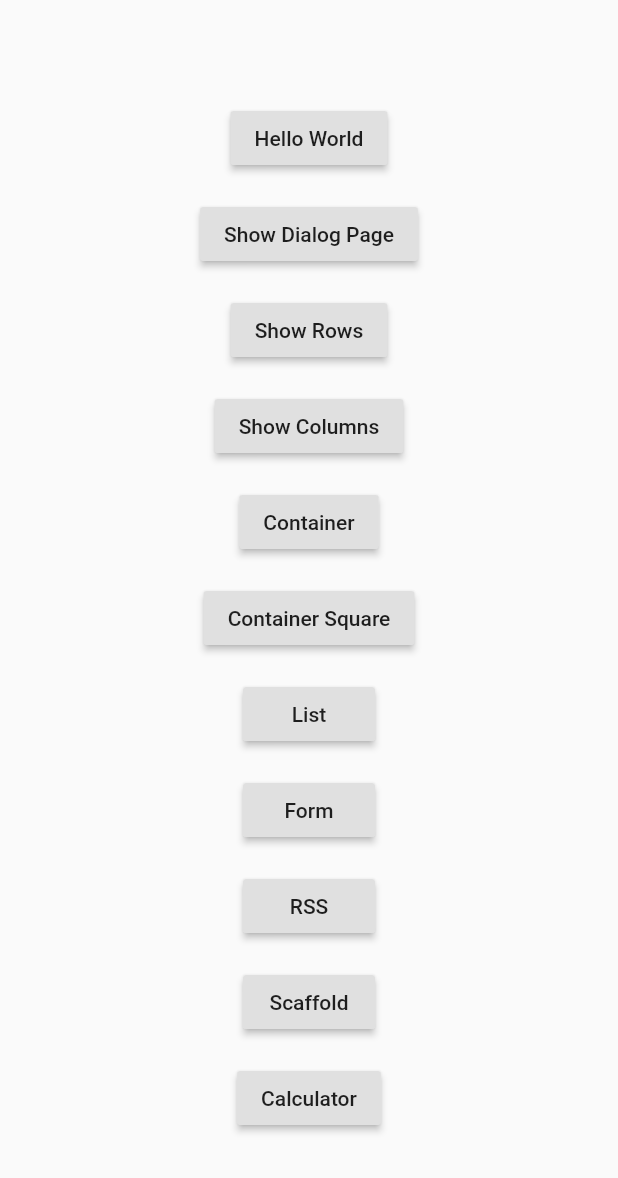
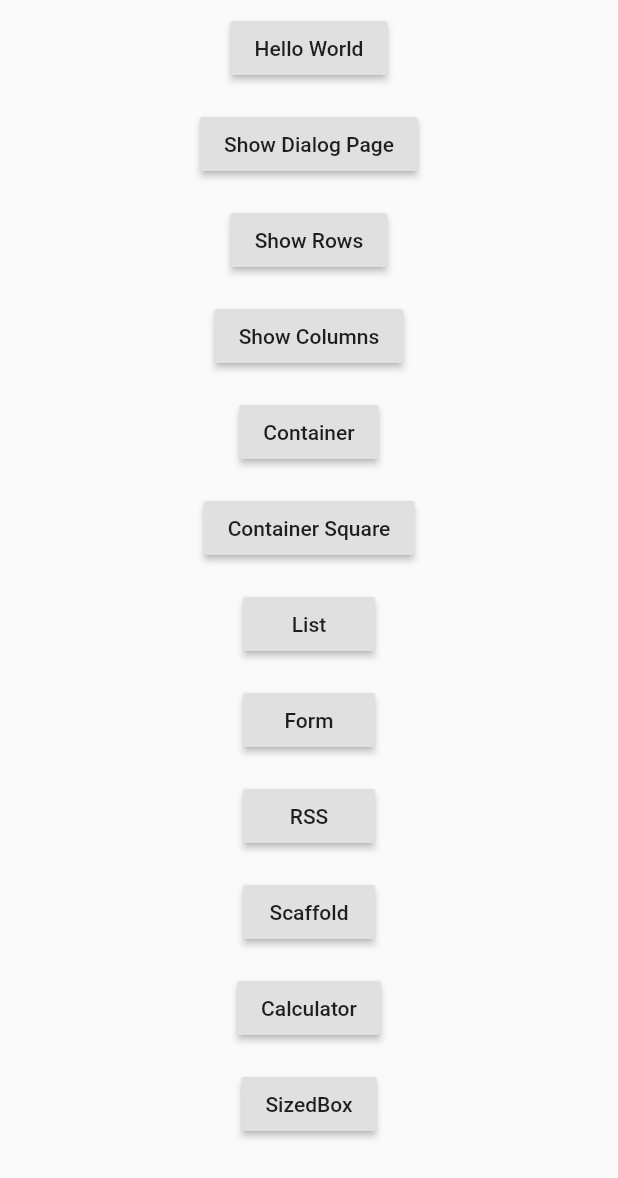
Before and after one commit to dodyg/practical-flutter, a Flutter app: the screen it shows after launch, on a phone screen of 412 x 824 dp. Shown: the top 1178 px of the screen. Run offline on Flutter 3.47's test engine with Material 2 defaults, Android fonts, the phone set to English and light mode, and no system bars; missing offline and left inert: feedparser.

Commit message:
Add sample of sizedBox

```diff
--- a/projects/ui/lib/main.dart
+++ b/projects/ui/lib/main.dart
@@ -7,6 +7,7 @@ import 'pages/container_page.dart';
 import 'pages/list_page.dart';
 import 'pages/scaffold_page.dart';
 import 'pages/form_page.dart';
+import 'pages/sized_box_page.dart';
 import 'apps/rss_app.dart';
 import 'apps/calculator_app.dart';
 
@@ -30,10 +31,11 @@ class HomeScreen extends StatelessWidget {
   @override
   Widget build(BuildContext context) {
     return new Scaffold(
-      body: new Column(
+      body: new ListView(children: [
+        new Column(
             mainAxisSize: MainAxisSize.max,
             mainAxisAlignment: MainAxisAlignment.center,
-          children: <Widget>[
+            children:[
               navigateTo(context, "Hello World", "/hello-world"),
               navigateTo(context, "Show Dialog Page", "/dialog/alert"),
               navigateTo(context, "Show Rows", "/layouts/rows/simple"),
@@ -46,6 +48,8 @@ class HomeScreen extends StatelessWidget {
               navigateTo(context, "RSS", "/apps/rss"),
               navigateTo(context, "Scaffold", "/layouts/scaffold/simple"),
               navigateTo(context, "Calculator", "/apps/calculator"),
+              navigateTo(context, "SizedBox", "/layouts/sized_box/simple")
+            ])
       ]),
     );
   }
@@ -61,6 +65,7 @@ var x = new MaterialApp(home: new HomeScreen(), routes: <String, WidgetBuilder>{
   '/layouts/list/simple': (context) => new ListPage(),
   '/layouts/scaffold/simple': (context) => new ScaffoldPage(),
   '/layouts/form/simple': (context) => new FormPage(),
+  '/layouts/sized_box/simple': (context) => new SizedBoxPage(),
   '/apps/rss': (context) => new RssApp(),
   '/apps/calculator': (context) => new CalculatorApp(),
 });
--- a/projects/ui/lib/pages/column_page.dart
+++ b/projects/ui/lib/pages/column_page.dart
@@ -1,8 +1,6 @@
 import 'package:flutter/material.dart';
 
-
-class ColumnPage extends StatelessWidget{
-
+class ColumnPage extends StatelessWidget {
   @override
   Widget build(BuildContext context) {
     return new Column(
```
Also changed, not shown: projects/ui/lib/pages/sized_box_page.dart (added, +19 -0 lines). Lines whose indentation alone changed are shown as unchanged.
